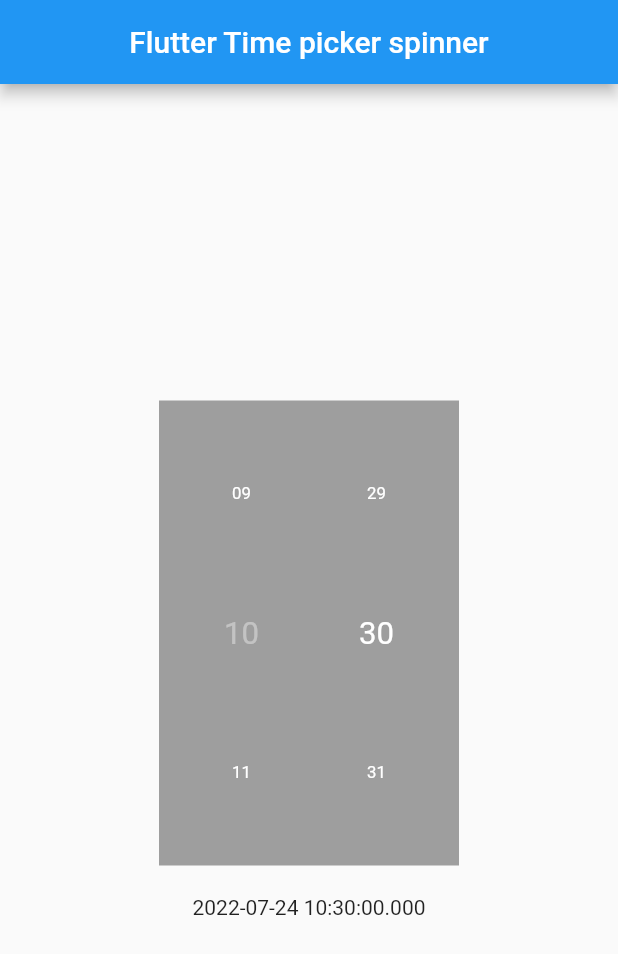
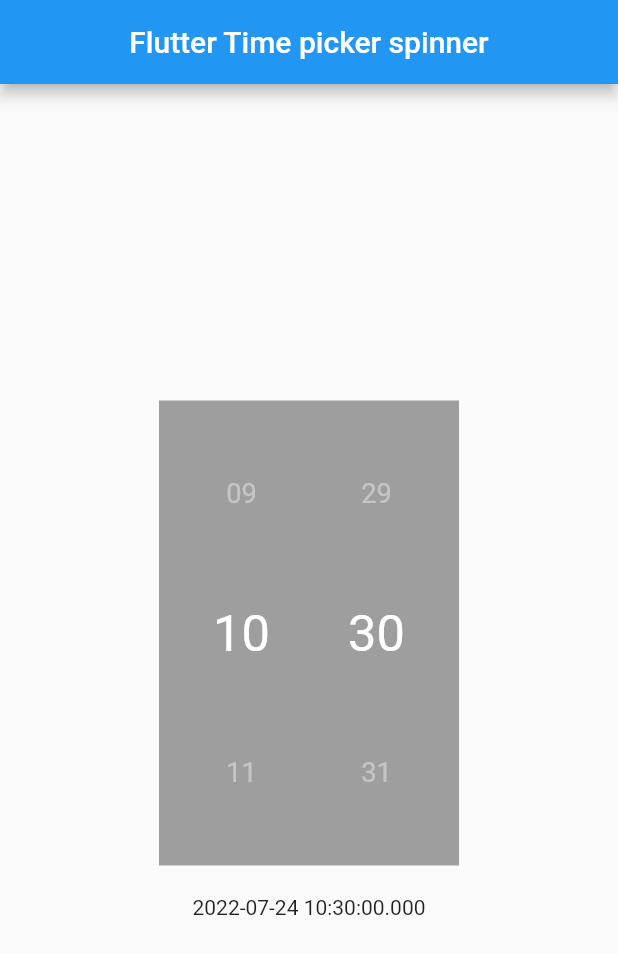
Before and after one commit to hamidjalili59/flutter_spinner_picker, a Flutter app: the screen it shows after launch, on a phone screen of 412 x 824 dp. Shown: the top 954 px of the screen. Run offline on Flutter 3.47's test engine with Material 2 defaults, Android fonts, the phone set to English and light mode, and no system bars.

Commit message:
fix colors bug and posation wrong

```diff
--- a/example/lib/main.dart
+++ b/example/lib/main.dart
@@ -50,6 +50,9 @@ class _MyHomePageState extends State<MyHomePage> {
             children: <Widget>[
               FlutterSpinner(
                 color: Colors.grey,
+                fontSize: 26,
+                selectedFontColor: Colors.white,
+                unselectedFontColor: Colors.white.withOpacity(0.4),
                 height: 310,
                 width: 200,
                 itemHeight: 10,
--- a/lib/src/flutter_spinner_picker.dart
+++ b/lib/src/flutter_spinner_picker.dart
@@ -12,7 +12,6 @@ class FlutterSpinner extends StatefulWidget {
   final double? height;
   final double itemHeight;
   final double itemWidth;
-  final String title;
   final TextStyle? style;
   final double? fontSize;
   final Color? selectedFontColor;
@@ -35,7 +34,6 @@ class FlutterSpinner extends StatefulWidget {
       this.selectedFontColor = Colors.white38,
       this.fontSize = 16,
       this.style,
-      this.title = "",
       // this.is12HourMode = false,
       this.onTimeChange,
       Key? key})
@@ -157,7 +155,7 @@ class _FlutterSpinnerState extends State<FlutterSpinner> {
                             child: Text(
                               iR.toString().padLeft(2, "0"),
                               style: TextStyle(
-                                  color: iR == _indexLeft
+                                  color: iR == _indexRight
                                       ? widget.selectedFontColor
                                       : widget.unselectedFontColor,
                                   fontSize: widget.fontSize),
```
Also changed, not shown: example/pubspec.lock.
